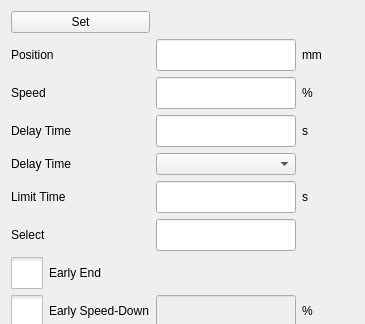
Above: hcinstruction/icinstructmodifydialog.ui from dongdong-2009/3-5AxisRobot before the change; both pictures show x 0 to 365 and y 0 to 324 of the 365 by 518 pixel window. Below: the same form after it.
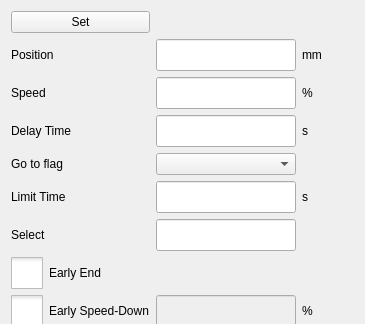
That is the form after the change. Icons and pictures are not drawn. Custom widgets are drawn as their Qt base class.

```diff
--- a/hcinstruction/icinstructmodifydialog.ui
+++ b/hcinstruction/icinstructmodifydialog.ui
@@ -712,7 +712,7 @@
       </size>
      </property>
      <property name="text">
-      <string>Delay Time</string>
+      <string>Go to flag</string>
      </property>
     </widget>
    </item>
```
